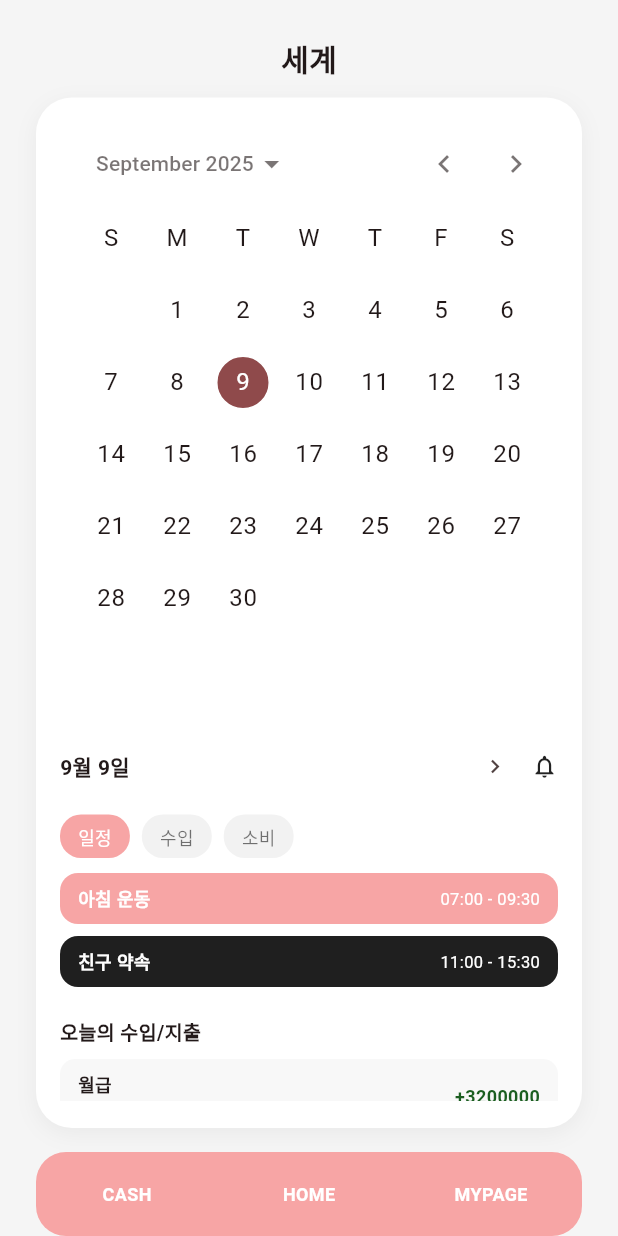
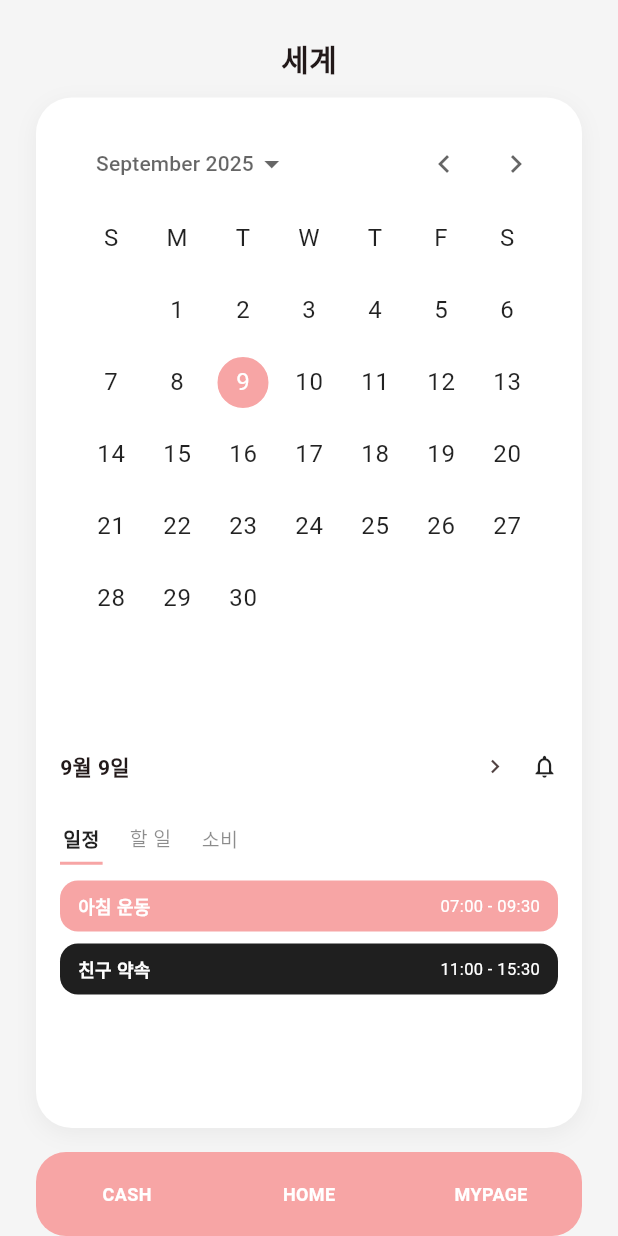
Before and after one commit to segye-world/front, a Flutter app: the screen it shows after launch, on a phone screen of 412 x 824 dp. Run offline on Flutter 3.47's test engine with Material 3 defaults, Android fonts, the phone set to English and light mode, and no system bars.

Commit message:
Update main tabs and calendar styling

```diff
--- a/lib/screen/main_screen.dart
+++ b/lib/screen/main_screen.dart
@@ -14,6 +14,7 @@ class _MainScreenState extends State<MainScreen> {
   static const _initialDate = DateTime(2025, 9, 9);
 
   DateTime _selectedDate = _initialDate;
+  _MainTab _selectedTab = _MainTab.schedule;
 
   final List<_ScheduleItem> _scheduleItems = [
     _ScheduleItem(
@@ -32,6 +33,11 @@ class _MainScreenState extends State<MainScreen> {
     _AccountRecord(title: '월급', category: '수입', amount: 3200000),
     _AccountRecord(title: '점심', category: '지출', amount: -12000),
     _AccountRecord(title: '교통', category: '지출', amount: -3500),
+  ];
+
+  final List<_TodoItem> _todoItems = [
+    _TodoItem(label: '백준 알고리즘 실버 2문제'),
+    _TodoItem(label: '두잉코딩 영어 1일차'),
   ];
 
   String _formatDate(DateTime date) {
@@ -72,7 +78,15 @@ class _MainScreenState extends State<MainScreen> {
                 child: Column(
                   crossAxisAlignment: CrossAxisAlignment.start,
                   children: [
-                    CalendarDatePicker(
+                    Theme(
+                      data: Theme.of(context).copyWith(
+                        colorScheme: Theme.of(context).colorScheme.copyWith(
+                              primary: _primaryPink,
+                              onPrimary: Colors.white,
+                              onSurface: Colors.black87,
+                            ),
+                      ),
+                      child: CalendarDatePicker(
                         initialDate: _initialDate,
                         firstDate: DateTime(2020),
                         lastDate: DateTime(2030),
@@ -82,6 +96,7 @@ class _MainScreenState extends State<MainScreen> {
                             _selectedDate = date;
                           });
                         },
+                      ),
                     ),
                     const SizedBox(height: 16),
                     Row(
@@ -109,27 +124,19 @@ class _MainScreenState extends State<MainScreen> {
                       ],
                     ),
                     const SizedBox(height: 8),
-                    _CategoryTabs(primaryPink: _primaryPink),
+                    _CategoryTabs(
+                      primaryPink: _primaryPink,
+                      selectedTab: _selectedTab,
+                      onTabSelected: (tab) {
+                        setState(() {
+                          _selectedTab = tab;
+                        });
+                      },
+                    ),
                     const SizedBox(height: 10),
                     Expanded(
                       child: ListView(
-                        children: [
-                          ..._scheduleItems.map(
-                            (item) => _ScheduleCard(item: item),
-                          ),
-                          const SizedBox(height: 12),
-                          const Text(
-                            '오늘의 수입/지출',
-                            style: TextStyle(
-                              fontSize: 13,
-                              fontWeight: FontWeight.w600,
-                            ),
-                          ),
-                          const SizedBox(height: 8),
-                          ..._records.map(
-                            (record) => _AccountRecordTile(record: record),
-                          ),
-                        ],
+                        children: _buildTabContent(),
                       ),
                     ),
                   ],
@@ -143,22 +150,76 @@ class _MainScreenState extends State<MainScreen> {
       ),
     );
   }
+
+  List<Widget> _buildTabContent() {
+    switch (_selectedTab) {
+      case _MainTab.schedule:
+        return [
+          ..._scheduleItems.map(
+            (item) => _ScheduleCard(item: item),
+          ),
+        ];
+      case _MainTab.todo:
+        return [
+          ..._todoItems.map(
+            (item) => _TodoItemTile(item: item),
+          ),
+        ];
+      case _MainTab.consumption:
+        return [
+          const Text(
+            '오늘의 소비',
+            style: TextStyle(
+              fontSize: 13,
+              fontWeight: FontWeight.w600,
+            ),
+          ),
+          const SizedBox(height: 8),
+          ..._records.map(
+            (record) => _AccountRecordTile(record: record),
+          ),
+        ];
     }
+  }
+}
+
+enum _MainTab { schedule, todo, consumption }
 
 class _CategoryTabs extends StatelessWidget {
   final Color primaryPink;
+  final _MainTab selectedTab;
+  final ValueChanged<_MainTab> onTabSelected;
 
-  const _CategoryTabs({required this.primaryPink});
+  const _CategoryTabs({
+    required this.primaryPink,
+    required this.selectedTab,
+    required this.onTabSelected,
+  });
 
   @override
   Widget build(BuildContext context) {
     return Row(
       children: [
-        _TabChip(label: '일정', isActive: true, activeColor: primaryPink),
-        const SizedBox(width: 8),
-        _TabChip(label: '수입', isActive: false, activeColor: primaryPink),
-        const SizedBox(width: 8),
-        _TabChip(label: '소비', isActive: false, activeColor: primaryPink),
+        _TabChip(
+          label: '일정',
+          isActive: selectedTab == _MainTab.schedule,
+          activeColor: primaryPink,
+          onTap: () => onTabSelected(_MainTab.schedule),
+        ),
+        const SizedBox(width: 16),
+        _TabChip(
+          label: '할 일',
+          isActive: selectedTab == _MainTab.todo,
+          activeColor: primaryPink,
+          onTap: () => onTabSelected(_MainTab.todo),
+        ),
+        const SizedBox(width: 16),
+        _TabChip(
+          label: '소비',
+          isActive: selectedTab == _MainTab.consumption,
+          activeColor: primaryPink,
+          onTap: () => onTabSelected(_MainTab.consumption),
+        ),
       ],
     );
   }
@@ -168,27 +229,36 @@ class _TabChip extends StatelessWidget {
   final String label;
   final bool isActive;
   final Color activeColor;
+  final VoidCallback onTap;
 
   const _TabChip({
     required this.label,
     required this.isActive,
     required this.activeColor,
+    required this.onTap,
   });
 
   @override
   Widget build(BuildContext context) {
-    return Container(
-      padding: const EdgeInsets.symmetric(horizontal: 12, vertical: 6),
+    return InkWell(
+      onTap: onTap,
+      child: Container(
+        padding: const EdgeInsets.symmetric(horizontal: 2, vertical: 6),
         decoration: BoxDecoration(
-        color: isActive ? activeColor : const Color(0xFFF2F2F2),
-        borderRadius: BorderRadius.circular(14),
+          border: Border(
+            bottom: BorderSide(
+              color: isActive ? activeColor : Colors.transparent,
+              width: 2,
+            ),
+          ),
         ),
         child: Text(
           label,
           style: TextStyle(
-          fontSize: 12,
-          color: isActive ? Colors.white : Colors.black54,
-          fontWeight: FontWeight.w500,
+            fontSize: 13,
+            color: isActive ? Colors.black87 : Colors.black45,
+            fontWeight: isActive ? FontWeight.w600 : FontWeight.w500,
+          ),
         ),
       ),
     );
@@ -277,6 +347,46 @@ class _AccountRecordTile extends StatelessWidget {
               color: record.amount >= 0
                   ? const Color(0xFF1B5E20)
                   : const Color(0xFFB71C1C),
+            ),
+          ),
+        ],
+      ),
+    );
+  }
+}
+
+class _TodoItemTile extends StatelessWidget {
+  final _TodoItem item;
+
+  const _TodoItemTile({required this.item});
+
+  @override
+  Widget build(BuildContext context) {
+    return Container(
+      margin: const EdgeInsets.only(bottom: 6),
+      padding: const EdgeInsets.symmetric(horizontal: 12, vertical: 8),
+      decoration: BoxDecoration(
+        color: const Color(0xFFFFEFEF),
+        borderRadius: BorderRadius.circular(10),
+      ),
+      child: Row(
+        children: [
+          Container(
+            width: 14,
+            height: 14,
+            decoration: BoxDecoration(
+              border: Border.all(color: Colors.black45, width: 1),
+              borderRadius: BorderRadius.circular(3),
+            ),
+          ),
+          const SizedBox(width: 8),
+          Expanded(
+            child: Text(
+              item.label,
+              style: const TextStyle(
+                fontSize: 12,
+                color: Colors.black87,
+              ),
             ),
           ),
         ],
@@ -390,3 +500,9 @@ class _AccountRecord {
     required this.amount,
   });
 }
+
+class _TodoItem {
+  final String label;
+
+  const _TodoItem({required this.label});
+}
```
Lines whose indentation alone changed are shown as unchanged.
